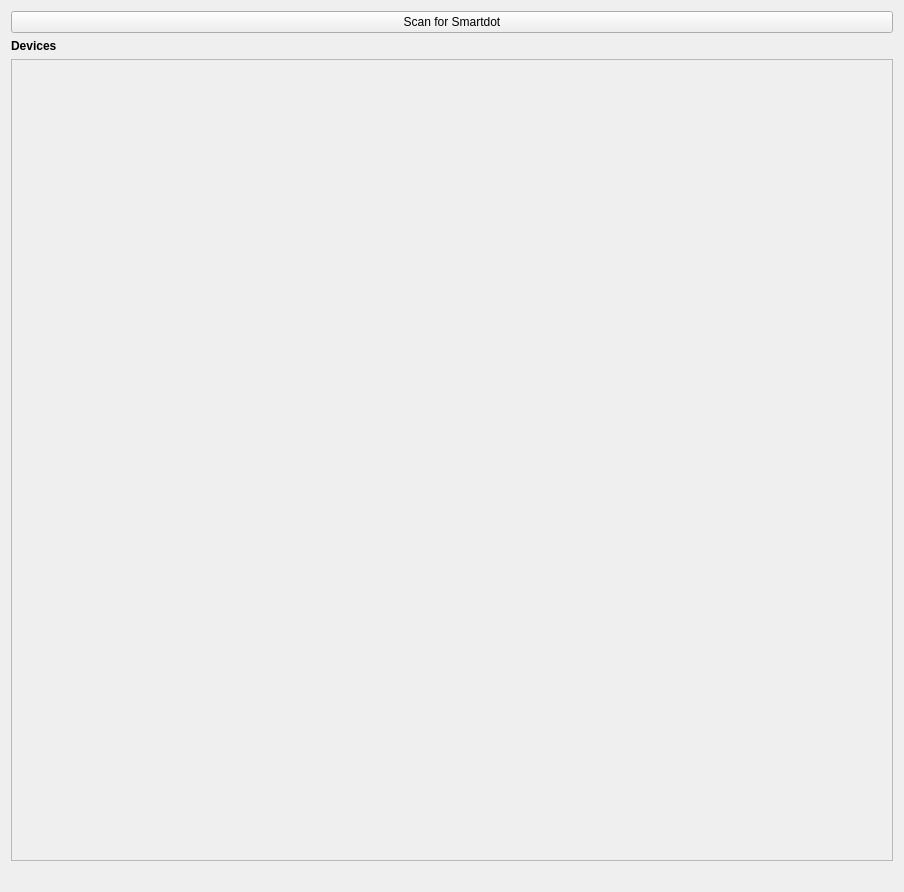
YCP-Rev-Metrix/BallSpinner-Controller-v2, file SmartDotConnectWidget.ui: the form before one commit.
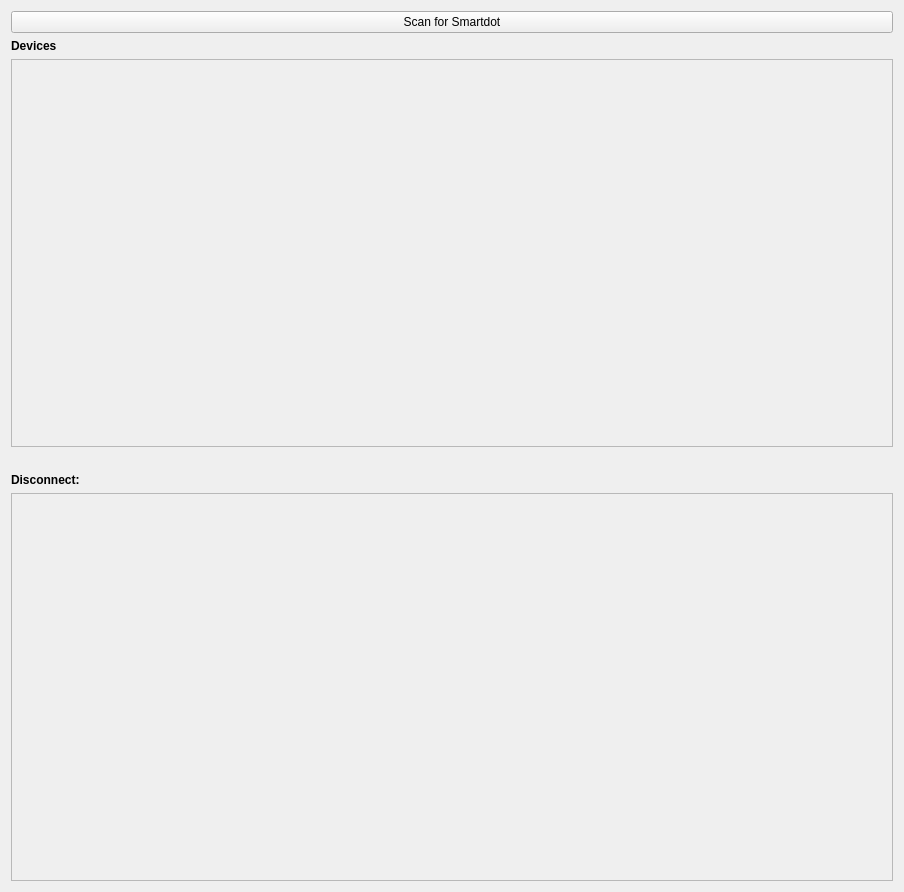
The form after the commit.

Commit message: SmartDotConnection Manager. Support for multiple connections. Support for sim and metamotion on Pi. New Globals file for sharing objects.

The edit to the form file:
```diff
--- a/SmartDotConnectWidget.ui
+++ b/SmartDotConnectWidget.ui
@@ -58,6 +58,36 @@
      </property>
     </widget>
    </item>
+   <item>
+    <widget class="QLabel" name="lblDisconnectHeader">
+     <property name="font">
+      <font>
+       <weight>75</weight>
+       <bold>true</bold>
+      </font>
+     </property>
+     <property name="text">
+      <string>Disconnect:</string>
+     </property>
+    </widget>
+   </item>
+   <item>
+    <widget class="QScrollArea" name="conDisconnectDevices">
+     <property name="widgetResizable">
+      <bool>true</bool>
+     </property>
+     <widget class="QWidget" name="scrollAreaWidgetContentsDisconnect">
+      <property name="geometry">
+       <rect>
+        <x>0</x>
+        <y>0</y>
+        <width>878</width>
+        <height>816</height>
+       </rect>
+      </property>
+     </widget>
+    </widget>
+   </item>
   </layout>
  </widget>
  <resources/>
```
The commit also changes 4 other files.
